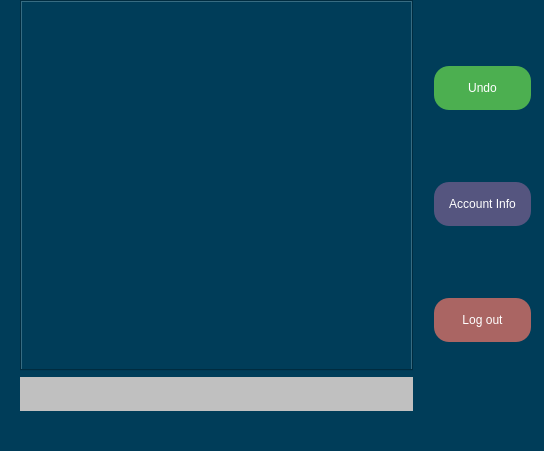
Before: the Qt Designer form modules/view/systemwindow.ui in ZhekLu/financial-system, drawn with Qt 5.
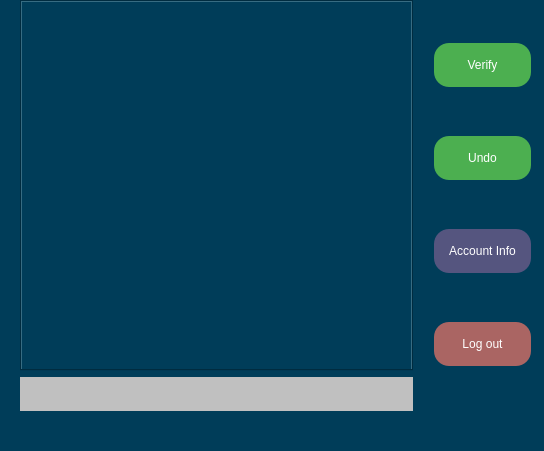
After: the same form once the commit is applied.

What changed in the file:
```diff
--- a/modules/view/systemwindow.ui
+++ b/modules/view/systemwindow.ui
@@ -73,7 +73,40 @@
         <number>15</number>
        </property>
        <item>
-        <widget class="QPushButton" name="transfer_but">
+        <widget class="QPushButton" name="verify_but">
+         <property name="font">
+          <font>
+           <pointsize>-1</pointsize>
+           <underline>false</underline>
+           <strikeout>false</strikeout>
+          </font>
+         </property>
+         <property name="cursor">
+          <cursorShape>PointingHandCursor</cursorShape>
+         </property>
+         <property name="styleSheet">
+          <string notr="true">QPushButton {
+  font-size: 12px;
+  text-align: center;
+  text-decoration: none;
+  outline: none;
+  color: #fff;
+  background-color: #4CAF50;
+  border: none;
+  border-radius: 15px;
+padding:15px;
+}
+QPushButton:hover{
+ background-color: rgb(85, 195, 89);
+}</string>
+         </property>
+         <property name="text">
+          <string>Verify</string>
+         </property>
+        </widget>
+       </item>
+       <item>
+        <widget class="QPushButton" name="undo_but">
          <property name="font">
           <font>
            <pointsize>-1</pointsize>
```
